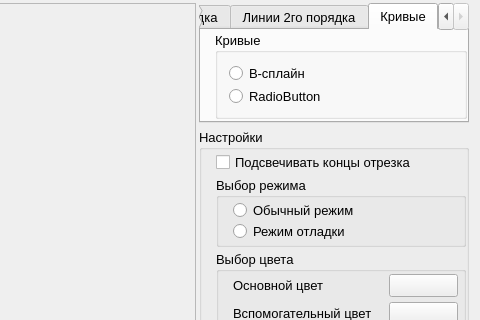
Old version of the form mainwindow.ui in the repository asvitenkov/GIIS; both pictures show x 207 to 687 and y 0 to 320 of the 687 by 443 pixel window.
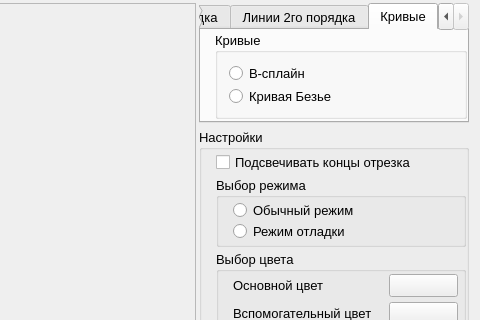
New version of the form.

Commit message: Добавил кривую Безье

```diff
--- a/mainwindow.ui
+++ b/mainwindow.ui
@@ -299,7 +299,7 @@
              <item row="1" column="0">
               <widget class="QRadioButton" name="radioButton_2">
                <property name="text">
-                <string>RadioButton</string>
+                <string>Кривая Безье</string>
                </property>
               </widget>
              </item>
```
Left out of the diff: 2 changed lines with no effect on the pictures. The commit also changes 7 other files.
